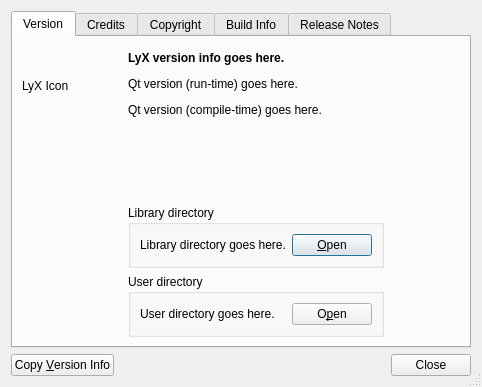
This is src/frontends/qt/ui/AboutUi.ui in cburschka/lyx as Qt 5 draws it before an edit. The edited form follows.
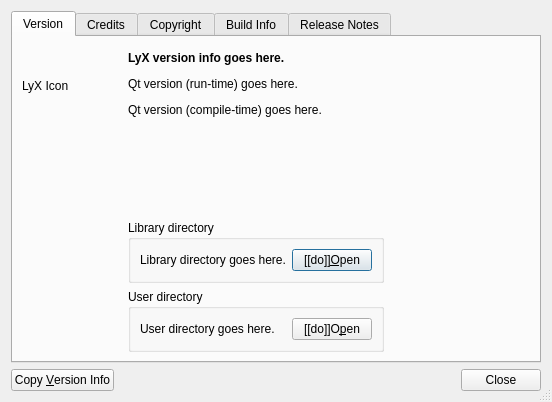
This is the edited form.

The edit to the form file:
```diff
--- a/src/frontends/qt/ui/AboutUi.ui
+++ b/src/frontends/qt/ui/AboutUi.ui
@@ -6,8 +6,8 @@
    <rect>
     <x>0</x>
     <y>0</y>
-    <width>482</width>
-    <height>387</height>
+    <width>552</width>
+    <height>402</height>
    </rect>
   </property>
   <property name="windowTitle">
@@ -162,7 +162,7 @@
                <string>Open library directory in file browser</string>
               </property>
               <property name="text">
-               <string>&amp;Open</string>
+               <string>[[do]]&amp;Open</string>
               </property>
              </widget>
             </item>
@@ -231,7 +231,7 @@
                <string>Open user directory in file browser</string>
               </property>
               <property name="text">
-               <string>O&amp;pen</string>
+               <string>[[do]]O&amp;pen</string>
               </property>
               <property name="flat">
                <bool>false</bool>
```
